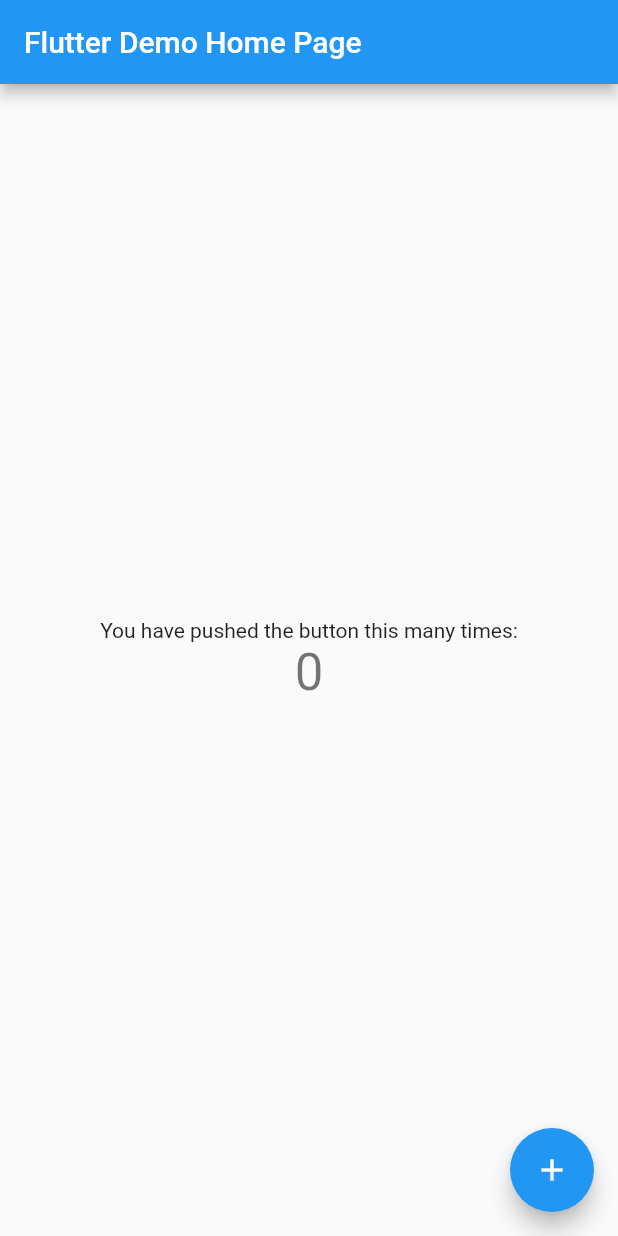
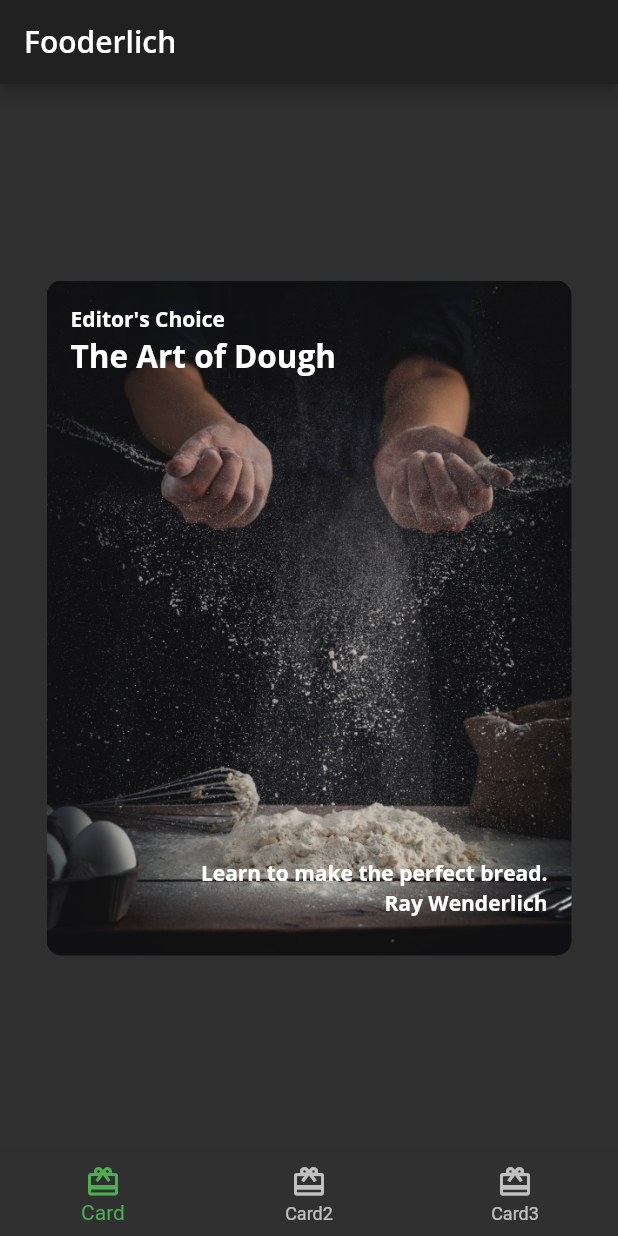
Before and after one commit to Socheath-Horl/fooderlich, a Flutter app: the screen it shows after launch, on a phone screen of 412 x 824 dp. Run offline on Flutter 3.47's test engine with Material 2 defaults, Android fonts, the phone set to English and light mode, and no system bars; our stand-ins replace google_fonts.

Commit message:
finished card 2

```diff
--- /dev/null
+++ b/lib/card1.dart
@@ -0,0 +1,63 @@
+import 'package:flutter/material.dart';
+import 'package:fooderlich/fooderlich_theme.dart';
+
+class Card1 extends StatelessWidget {
+  const Card1({Key? key}) : super(key: key);
+
+  final String category = "Editor's Choice";
+  final String title = 'The Art of Dough';
+  final String description = 'Learn to make the perfect bread.';
+  final String chef = 'Ray Wenderlich';
+
+  @override
+  Widget build(BuildContext context) {
+    return Center(
+      // TODO: Card1 Decorate Container
+      child: Container(
+        child: Stack(
+          children: <Widget>[
+            Text(
+              category,
+              style: FooderlichTheme.darkTextTheme.bodyText1,
+            ),
+            Positioned(
+              child: Text(
+                title,
+                style: FooderlichTheme.darkTextTheme.headline2,
+              ),
+              top: 20,
+            ),
+            Positioned(
+              child: Text(
+                description,
+                style: FooderlichTheme.darkTextTheme.bodyText1,
+              ),
+              bottom: 30,
+              right: 0,
+            ),
+            Positioned(
+              child: Text(
+                chef,
+                style: FooderlichTheme.darkTextTheme.bodyText1,
+              ),
+              bottom: 10,
+              right: 0,
+            ),
+          ],
+        ),
+        padding: const EdgeInsets.all(16),
+        constraints: const BoxConstraints.expand(
+          width: 350,
+          height: 450,
+        ),
+        decoration: const BoxDecoration(
+          image: DecorationImage(
+            image: AssetImage('assets/mag1.png'),
+            fit: BoxFit.cover,
+          ),
+          borderRadius: BorderRadius.all(Radius.circular(10.0)),
+        ),
+      ),
+    );
+  }
+}
--- /dev/null
+++ b/lib/fooderlich_theme.dart
@@ -0,0 +1,99 @@
+import 'package:flutter/material.dart';
+import 'package:google_fonts/google_fonts.dart';
+
+class FooderlichTheme {
+  static TextTheme lightTextTheme = TextTheme(
+    bodyText1: GoogleFonts.openSans(
+      fontSize: 14.0,
+      fontWeight: FontWeight.w700,
+      color: Colors.black,
+    ),
+    headline1: GoogleFonts.openSans(
+      fontSize: 32.0,
+      fontWeight: FontWeight.bold,
+      color: Colors.black,
+    ),
+    headline2: GoogleFonts.openSans(
+      fontSize: 21.0,
+      fontWeight: FontWeight.w700,
+      color: Colors.black,
+    ),
+    headline3: GoogleFonts.openSans(
+      fontSize: 16.0,
+      fontWeight: FontWeight.w600,
+      color: Colors.black,
+    ),
+    headline6: GoogleFonts.openSans(
+      fontSize: 20.0,
+      fontWeight: FontWeight.w600,
+      color: Colors.black,
+    ),
+  );
+
+  static TextTheme darkTextTheme = TextTheme(
+    bodyText1: GoogleFonts.openSans(
+      fontSize: 14.0,
+      fontWeight: FontWeight.w700,
+      color: Colors.white,
+    ),
+    headline1: GoogleFonts.openSans(
+      fontSize: 32.0,
+      fontWeight: FontWeight.bold,
+      color: Colors.white,
+    ),
+    headline2: GoogleFonts.openSans(
+      fontSize: 21.0,
+      fontWeight: FontWeight.w700,
+      color: Colors.white,
+    ),
+    headline3: GoogleFonts.openSans(
+      fontSize: 16.0,
+      fontWeight: FontWeight.w600,
+      color: Colors.white,
+    ),
+    headline6: GoogleFonts.openSans(
+      fontSize: 20.0,
+      fontWeight: FontWeight.w600,
+      color: Colors.white,
+    ),
+  );
+
+  static ThemeData light() {
+    return ThemeData(
+      brightness: Brightness.light,
+      checkboxTheme: CheckboxThemeData(
+        fillColor: MaterialStateColor.resolveWith((states) => Colors.black),
+      ),
+      appBarTheme: const AppBarTheme(
+        foregroundColor: Colors.black,
+        backgroundColor: Colors.white,
+      ),
+      floatingActionButtonTheme: const FloatingActionButtonThemeData(
+        foregroundColor: Colors.white,
+        backgroundColor: Colors.black,
+      ),
+      bottomNavigationBarTheme: const BottomNavigationBarThemeData(
+        selectedItemColor: Colors.green,
+      ),
+      textTheme: lightTextTheme,
+    );
+  }
+
+  static ThemeData dark() {
+    return ThemeData(
+      brightness: Brightness.dark,
+      appBarTheme: AppBarTheme(
+        foregroundColor: Colors.white,
+        backgroundColor: Colors.grey.shade900,
+      ),
+      floatingActionButtonTheme: const FloatingActionButtonThemeData(
+        foregroundColor: Colors.white,
+        backgroundColor: Colors.green,
+      ),
+      bottomNavigationBarTheme: const BottomNavigationBarThemeData(
+        selectedItemColor: Colors.green,
+      ),
+      textTheme: darkTextTheme,
+    );
+  }
+}
--- /dev/null
+++ b/lib/home.dart
@@ -0,0 +1,59 @@
+import 'package:flutter/material.dart';
+
+import 'card1.dart';
+import 'card2.dart';
+
+class Home extends StatefulWidget {
+  const Home({Key? key}) : super(key: key);
+
+  @override
+  State<Home> createState() => _HomeState();
+}
+
+class _HomeState extends State<Home> {
+  int _selectedIndex = 0;
+  static List<Widget> pages = <Widget>[
+    const Card1(),
+    const Card2(),
+    // TODO: Replace with Card3
+    Container(color: Colors.blue),
+  ];
+
+  void _onItemTapped(int index) {
+    setState(() {
+      _selectedIndex = index;
+    });
+  }
+
+  @override
+  Widget build(BuildContext context) {
+    return Scaffold(
+      appBar: AppBar(
+        title: Text(
+          'Fooderlich',
+          style: Theme.of(context).textTheme.headline6,
+        ),
+      ),
+      body: pages[_selectedIndex],
+      bottomNavigationBar: BottomNavigationBar(
+        selectedItemColor: Theme.of(context).textSelectionTheme.selectionColor,
+        currentIndex: _selectedIndex,
+        onTap: _onItemTapped,
+        items: <BottomNavigationBarItem>[
+          const BottomNavigationBarItem(
+            icon: Icon(Icons.card_giftcard),
+            label: 'Card',
+          ),
+          const BottomNavigationBarItem(
+            icon: Icon(Icons.card_giftcard),
+            label: 'Card2',
+          ),
+          const BottomNavigationBarItem(
+            icon: Icon(Icons.card_giftcard),
+            label: 'Card3',
+          ),
+        ],
+      ),
+    );
+  }
+}
--- a/lib/main.dart
+++ b/lib/main.dart
@@ -1,115 +1,23 @@
 import 'package:flutter/material.dart';
+import 'fooderlich_theme.dart';
+import 'home.dart';
 
 void main() {
-  runApp(const MyApp());
+  runApp(const FooderlichApp());
 }
 
-class MyApp extends StatelessWidget {
-  const MyApp({Key? key}) : super(key: key);
+class FooderlichApp extends StatelessWidget {
+  const FooderlichApp({Key? key}) : super(key: key);
 
-  // This widget is the root of your application.
   @override
   Widget build(BuildContext context) {
+    final theme = FooderlichTheme.dark();
+    // TODO: Apply Home widget
+
     return MaterialApp(
-      title: 'Flutter Demo',
-      theme: ThemeData(
-        // This is the theme of your application.
-        //
-        // Try running your application with "flutter run". You'll see the
-        // application has a blue toolbar. Then, without quitting the app, try
-        // changing the primarySwatch below to Colors.green and then invoke
-        // "hot reload" (press "r" in the console where you ran "flutter run",
-        // or simply save your changes to "hot reload" in a Flutter IDE).
-        // Notice that the counter didn't reset back to zero; the application
-        // is not restarted.
-        primarySwatch: Colors.blue,
-      ),
-      home: const MyHomePage(title: 'Flutter Demo Home Page'),
+      theme: theme,
+      title: 'Fooderlich',
+      home: const Home(),
     );
   }
 }
-
-class MyHomePage extends StatefulWidget {
-  const MyHomePage({Key? key, required this.title}) : super(key: key);
-
-  // This widget is the home page of your application. It is stateful, meaning
-  // that it has a State object (defined below) that contains fields that affect
-  // how it looks.
-
-  // This class is the configuration for the state. It holds the values (in this
-  // case the title) provided by the parent (in this case the App widget) and
-  // used by the build method of the State. Fields in a Widget subclass are
-  // always marked "final".
-
-  final String title;
-
-  @override
-  State<MyHomePage> createState() => _MyHomePageState();
-}
-
-class _MyHomePageState extends State<MyHomePage> {
-  int _counter = 0;
-
-  void _incrementCounter() {
-    setState(() {
-      // This call to setState tells the Flutter framework that something has
-      // changed in this State, which causes it to rerun the build method below
-      // so that the display can reflect the updated values. If we changed
-      // _counter without calling setState(), then the build method would not be
-      // called again, and so nothing would appear to happen.
-      _counter++;
-    });
-  }
-
-  @override
-  Widget build(BuildContext context) {
-    // This method is rerun every time setState is called, for instance as done
-    // by the _incrementCounter method above.
-    //
-    // The Flutter framework has been optimized to make rerunning build methods
-    // fast, so that you can just rebuild anything that needs updating rather
-    // than having to individually change instances of widgets.
-    return Scaffold(
-      appBar: AppBar(
-        // Here we take the value from the MyHomePage object that was created by
-        // the App.build method, and use it to set our appbar title.
-        title: Text(widget.title),
-      ),
-      body: Center(
-        // Center is a layout widget. It takes a single child and positions it
-        // in the middle of the parent.
-        child: Column(
-          // Column is also a layout widget. It takes a list of children and
-          // arranges them vertically. By default, it sizes itself to fit its
-          // children horizontally, and tries to be as tall as its parent.
-          //
-          // Invoke "debug painting" (press "p" in the console, choose the
-          // "Toggle Debug Paint" action from the Flutter Inspector in Android
-          // Studio, or the "Toggle Debug Paint" command in Visual Studio Code)
-          // to see the wireframe for each widget.
-          //
-          // Column has various properties to control how it sizes itself and
-          // how it positions its children. Here we use mainAxisAlignment to
-          // center the children vertically; the main axis here is the vertical
-          // axis because Columns are vertical (the cross axis would be
-          // horizontal).
-          mainAxisAlignment: MainAxisAlignment.center,
-          children: <Widget>[
-            const Text(
-              'You have pushed the button this many times:',
-            ),
-            Text(
-              '$_counter',
-              style: Theme.of(context).textTheme.headline4,
-            ),
-          ],
-        ),
-      ),
-      floatingActionButton: FloatingActionButton(
-        onPressed: _incrementCounter,
-        tooltip: 'Increment',
-        child: const Icon(Icons.add),
-      ), // This trailing comma makes auto-formatting nicer for build methods.
-    );
-  }
-}
--- a/pubspec.yaml
+++ b/pubspec.yaml
@@ -34,6 +34,7 @@ dependencies:
   # The following adds the Cupertino Icons font to your application.
   # Use with the CupertinoIcons class for iOS style icons.
   cupertino_icons: ^1.0.2
+  google_fonts: ^3.0.1
 
 dev_dependencies:
   flutter_test:
@@ -61,6 +62,8 @@ flutter:
   # assets:
   #   - images/a_dot_burr.jpeg
   #   - images/a_dot_ham.jpeg
+  assets:
+    - assets/
 
   # An image asset can refer to one or more resolution-specific "variants", see
   # https://flutter.dev/assets-and-images/#resolution-aware
```
Also changed, not shown: lib/author_card.dart (added, +59 -0 lines), lib/card2.dart (added, +62 -0 lines), lib/circle_image.dart (added, +20 -0 lines), assets/author_katz.jpeg (added), assets/mag1.png (added), assets/mag2.png (added), assets/mag3.png (added), assets/mag4.png (added), assets/mag5.png (added), pubspec.lock, 2 other files.
